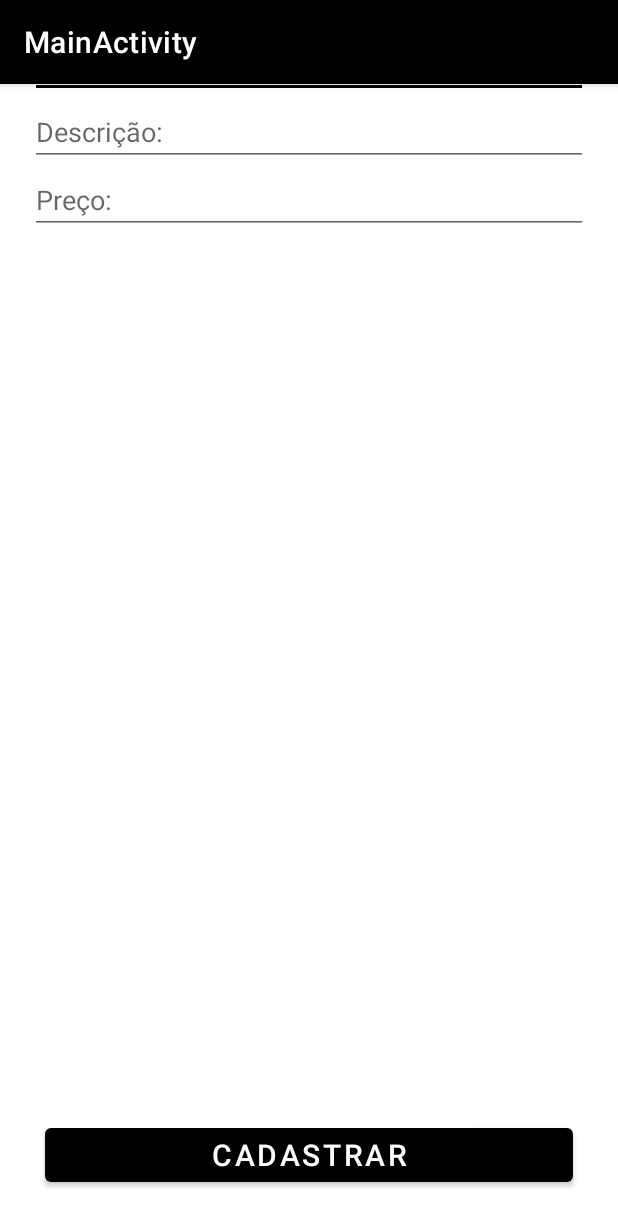
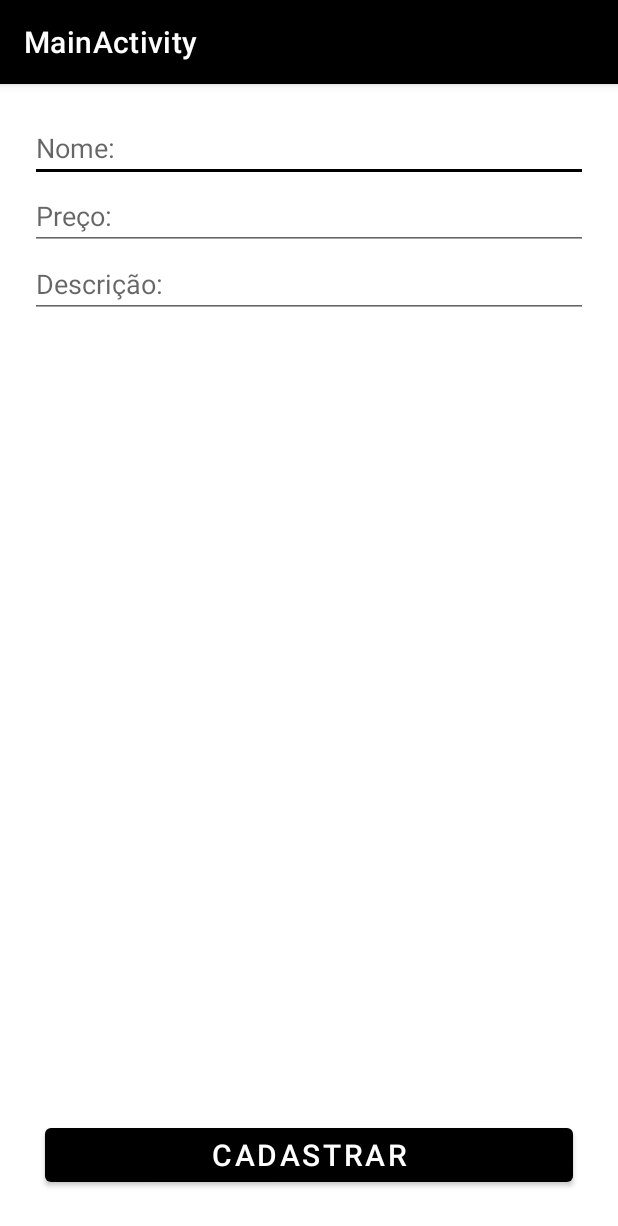
Before and after one commit to vvieira22/first-app-android, an Android app: the screen it shows after launch (CadastroProdutoActivity), on a phone screen of 412 x 824 dp. Shown: the top 1226 px of the screen. Run offline under Robolectric (Android 15) with nearby library versions, the phone set to English and light mode, and no system bars.

Commit message:
start register product view

```diff
--- a/app/src/main/java/com/example/mainactivity/CadastroProdutoActivity.kt
+++ b/app/src/main/java/com/example/mainactivity/CadastroProdutoActivity.kt
@@ -2,7 +2,32 @@ package com.example.mainactivity
 
 import androidx.appcompat.app.AppCompatActivity
 import android.os.Bundle
+import android.os.PersistableBundle
+import android.util.Log
+import android.view.View
+import android.widget.Button
+import android.widget.EditText
 
 class CadastroProdutoActivity :
     AppCompatActivity(R.layout.activity_cadastro_produto) {
+
+    override fun onCreate(savedInstanceState: Bundle?) {
+        super.onCreate(savedInstanceState)
+
+        val botaoCadastro = findViewById<Button>(R.id.botaoCadastrar)
+                botaoCadastro.setOnClickListener {
+                    val nome = findViewById<EditText>(R.id.nomeProduto)
+                    val valorNome = nome.text.toString()
+
+                    val preco = findViewById<EditText>(R.id.precoCadastrado)
+                    val valorPreco = preco.text.toString()
+
+                    val descricao = findViewById<EditText>(R.id.descricaoProduto)
+                    val valorDescricao = descricao.text.toString()
+
+                    Log.i("janelaCadastro:", "Nome:$valorNome")
+                    Log.i("janelaCadastro:", "Preço:$valorPreco")
+                    Log.i("janelaCadastro:", "Descricao:$valorDescricao")
+                }
+    }
 }
--- a/app/src/main/res/layout/activity_cadastro_produto.xml
+++ b/app/src/main/res/layout/activity_cadastro_produto.xml
@@ -1,11 +1,18 @@
 <?xml version="1.0" encoding="utf-8"?>
-<androidx.constraintlayout.widget.ConstraintLayout xmlns:android="http://schemas.android.com/apk/res/android"
+
+<ScrollView xmlns:android="http://schemas.android.com/apk/res/android"
     xmlns:app="http://schemas.android.com/apk/res-auto"
     xmlns:tools="http://schemas.android.com/tools"
     android:layout_width="match_parent"
     android:layout_height="match_parent"
+
+    android:fillViewport="true">
+    <!--    #pegar a tela toda.-->
+
+    <androidx.constraintlayout.widget.ConstraintLayout
+        android:layout_width="match_parent"
+        android:layout_height="wrap_content"
         tools:context=".CadastroProdutoActivity">
-
 
         <TextView
             android:id="@+id/textView"
@@ -20,32 +27,34 @@
             android:layout_height="wrap_content"
             android:layout_margin="20dp"
             android:hint="Nome:"
+            android:inputType="text"
             android:maxLength="10"
             app:layout_constraintEnd_toEndOf="parent"
             app:layout_constraintStart_toStartOf="parent"
             app:layout_constraintTop_toTopOf="parent" />
 
         <EditText
-        android:id="@+id/descricaoProduto"
+            android:id="@+id/precoCadastrado"
             android:layout_width="0dp"
             android:layout_height="wrap_content"
-        android:hint="Descrição:"
+            android:inputType="numberDecimal"
+            android:hint="Preço:"
             android:maxLength="10"
             app:layout_constraintEnd_toEndOf="@+id/nomeProduto"
             app:layout_constraintStart_toStartOf="@+id/nomeProduto"
             app:layout_constraintTop_toBottomOf="@+id/nomeProduto" />
 
         <EditText
-        android:id="@+id/precoCadastro"
+            android:id="@+id/descricaoProduto"
             android:layout_width="0dp"
             android:layout_height="wrap_content"
-        android:hint="Preço:"
-        app:layout_constraintEnd_toEndOf="@+id/descricaoProduto"
-        app:layout_constraintStart_toStartOf="@+id/descricaoProduto"
-        app:layout_constraintTop_toBottomOf="@+id/descricaoProduto" />
+            android:hint="Descrição:"
+            app:layout_constraintEnd_toEndOf="@+id/precoCadastrado"
+            app:layout_constraintStart_toStartOf="@+id/precoCadastrado"
+            app:layout_constraintTop_toBottomOf="@+id/precoCadastrado" />
 
         <Button
-        android:id="@+id/button"
+            android:id="@+id/botaoCadastrar"
             android:layout_width="0dp"
             android:layout_height="wrap_content"
             android:layout_margin="30dp"
@@ -53,7 +62,10 @@
             android:textSize="20dp"
             app:layout_constraintBottom_toBottomOf="parent"
             app:layout_constraintEnd_toEndOf="parent"
-        app:layout_constraintStart_toStartOf="parent" />
+            app:layout_constraintStart_toStartOf="parent"
+            app:layout_constraintTop_toBottomOf="@+id/descricaoProduto"
+            app:layout_constraintVertical_bias="1"/>
 
 
     </androidx.constraintlayout.widget.ConstraintLayout>
+</ScrollView>
--- a/app/src/main/res/values/themes.xml
+++ b/app/src/main/res/values/themes.xml
@@ -14,14 +14,12 @@
         <!-- Customize your theme here. -->
     </style>
 
-    <style name="AppTheme.NoActionBar" parent="Theme.MaterialComponents.DayNight.DarkActionBar">
+    <style name="AppTheme.FullBlack" parent="Theme.MaterialComponents.DayNight.DarkActionBar">
         <!-- Primary brand color. -->
         <item name="colorPrimary">@color/black</item>
-        <item name="colorSecondary">@color/black</item>
+        <item name="colorSecondary">@android:color/black</item>
         <item name="colorSecondaryVariant">@color/black</item>
         <item name="colorOnSecondary">@color/black</item>
-        <item name="android:windowTranslucentNavigation">true</item>
-
     </style>
 
 </resources>
```
Also changed, not shown: app/src/main/AndroidManifest.xml (+10 -11 lines). Lines whose indentation alone changed are shown as unchanged.
